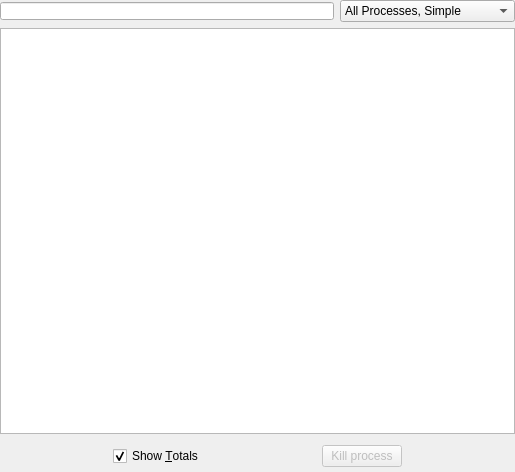
Old version of the form libksysguard/processui/ProcessWidgetUI.ui in the repository KDE/ksysguard.
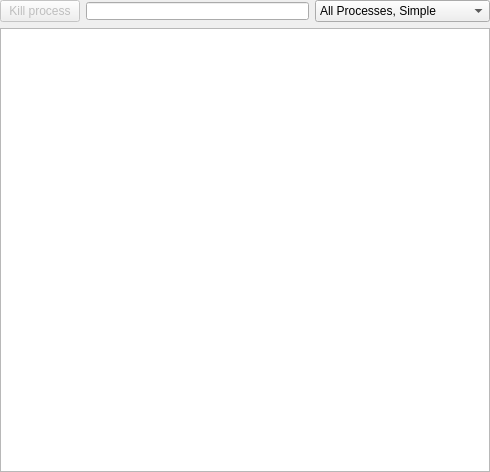
New version of the form. Custom widgets are drawn as their Qt base class.

What changed in the file:
```diff
--- a/libksysguard/processui/ProcessWidgetUI.ui
+++ b/libksysguard/processui/ProcessWidgetUI.ui
@@ -5,7 +5,7 @@
    <rect>
     <x>0</x>
     <y>0</y>
-    <width>515</width>
+    <width>490</width>
     <height>472</height>
    </rect>
   </property>
@@ -13,9 +13,6 @@
    <string>Form</string>
   </property>
   <layout class="QVBoxLayout" >
-   <property name="spacing" >
-    <number>6</number>
-   </property>
    <property name="leftMargin" >
     <number>0</number>
    </property>
@@ -30,21 +27,25 @@
    </property>
    <item>
     <layout class="QHBoxLayout" >
-     <property name="spacing" >
-      <number>6</number>
-     </property>
-     <property name="leftMargin" >
-      <number>0</number>
-     </property>
-     <property name="topMargin" >
-      <number>0</number>
-     </property>
-     <property name="rightMargin" >
-      <number>0</number>
-     </property>
-     <property name="bottomMargin" >
-      <number>0</number>
-     </property>
+     <item>
+      <widget class="QPushButton" name="btnKillProcess" >
+       <property name="enabled" >
+        <bool>false</bool>
+       </property>
+       <property name="sizePolicy" >
+        <sizepolicy vsizetype="Fixed" hsizetype="Fixed" >
+         <horstretch>0</horstretch>
+         <verstretch>0</verstretch>
+        </sizepolicy>
+       </property>
+       <property name="text" >
+        <string>Kill process</string>
+       </property>
+       <property name="flat" >
+        <bool>false</bool>
+       </property>
+      </widget>
+     </item>
      <item>
       <widget class="KLineEdit" name="txtFilter" >
        <property name="styleSheet" >
@@ -135,93 +136,6 @@
      </property>
     </widget>
    </item>
-   <item>
-    <layout class="QHBoxLayout" >
-     <property name="spacing" >
-      <number>6</number>
-     </property>
-     <property name="leftMargin" >
-      <number>0</number>
-     </property>
-     <property name="topMargin" >
-      <number>0</number>
-     </property>
-     <property name="rightMargin" >
-      <number>0</number>
-     </property>
-     <property name="bottomMargin" >
-      <number>0</number>
-     </property>
-     <item>
-      <spacer>
-       <property name="orientation" >
-        <enum>Qt::Horizontal</enum>
-       </property>
-       <property name="sizeHint" >
-        <size>
-         <width>51</width>
-         <height>32</height>
-        </size>
-       </property>
-      </spacer>
-     </item>
-     <item>
-      <widget class="QCheckBox" name="chkShowTotals" >
-       <property name="whatsThis" >
-        <string>If this is checked then a process (a program) will show the CPU usage of itself added to the CPU usage of all its children</string>
-       </property>
-       <property name="text" >
-        <string>Show &amp;Totals</string>
-       </property>
-       <property name="checked" >
-        <bool>true</bool>
-       </property>
-      </widget>
-     </item>
-     <item>
-      <spacer>
-       <property name="orientation" >
-        <enum>Qt::Horizontal</enum>
-       </property>
-       <property name="sizeHint" >
-        <size>
-         <width>51</width>
-         <height>32</height>
-        </size>
-       </property>
-      </spacer>
-     </item>
-     <item>
-      <widget class="QPushButton" name="btnKillProcess" >
-       <property name="enabled" >
-        <bool>false</bool>
-       </property>
-       <property name="sizePolicy" >
-        <sizepolicy vsizetype="Fixed" hsizetype="Fixed" >
-         <horstretch>0</horstretch>
-         <verstretch>0</verstretch>
-        </sizepolicy>
-       </property>
-       <property name="text" >
-        <string>Kill process</string>
-       </property>
-      </widget>
-     </item>
-     <item>
-      <spacer>
-       <property name="orientation" >
-        <enum>Qt::Horizontal</enum>
-       </property>
-       <property name="sizeHint" >
-        <size>
-         <width>81</width>
-         <height>32</height>
-        </size>
-       </property>
-      </spacer>
-     </item>
-    </layout>
-   </item>
   </layout>
  </widget>
  <customwidgets>
```
